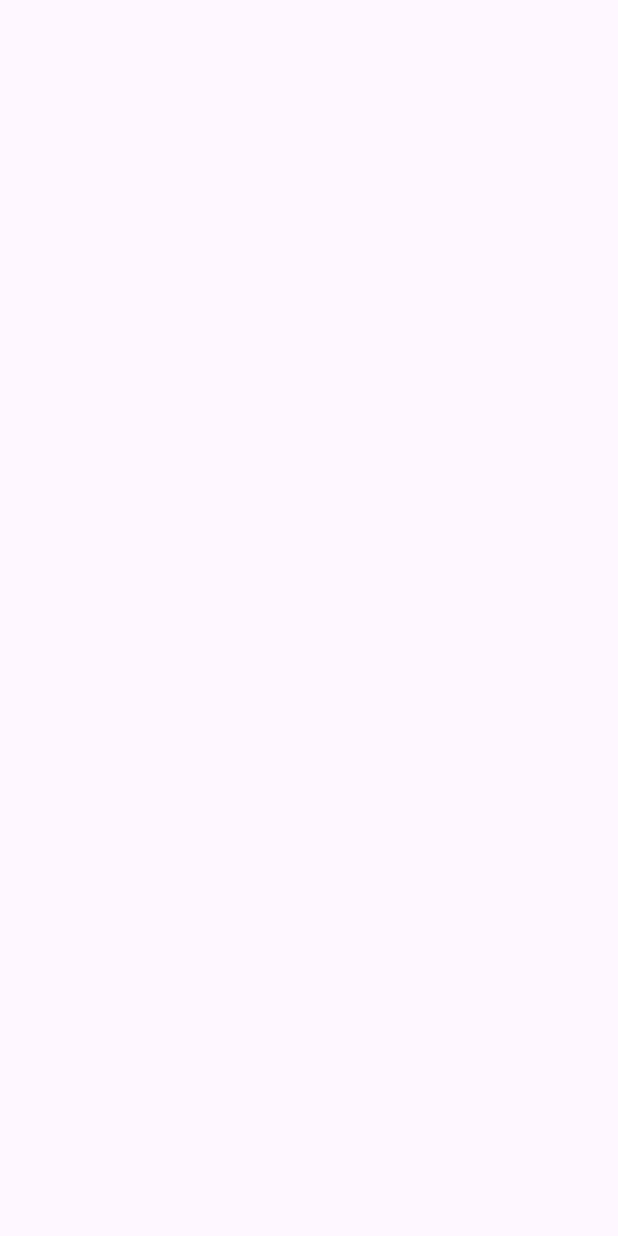
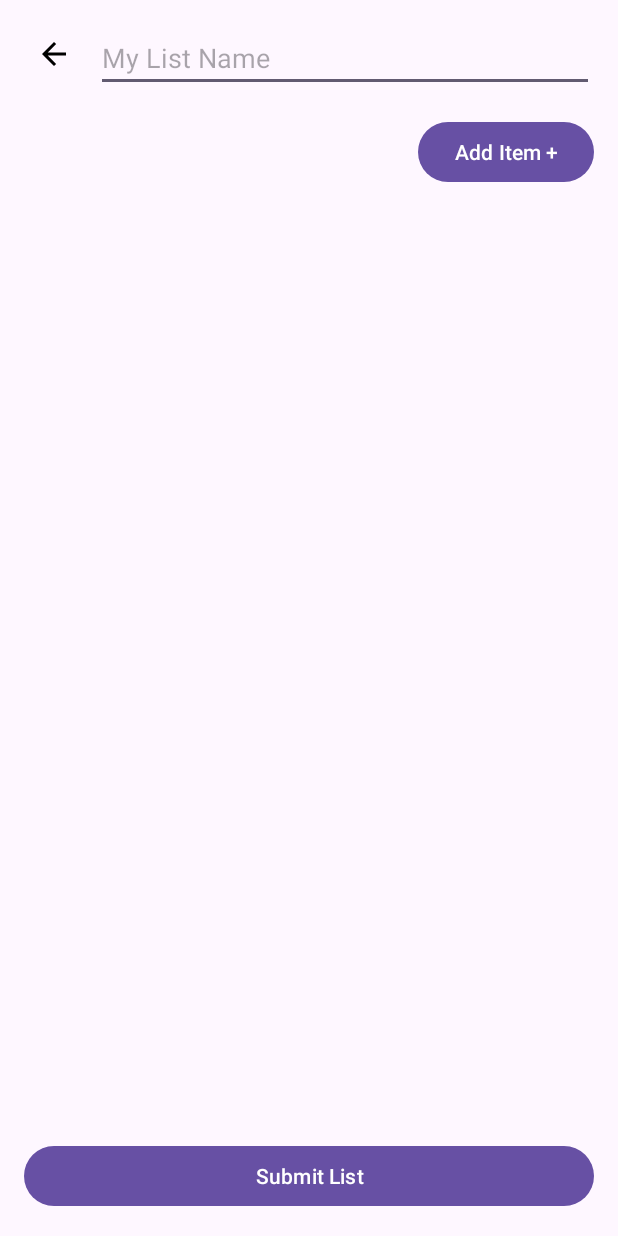
Before and after one commit to jordany78/COSC341_BuddyCart, an Android app: the CreateList screen opened directly, with no data from a screen before it, on a phone screen of 412 x 824 dp. Before the commit the screen is empty. Run offline under Robolectric (Android 15) with nearby library versions, the phone set to English and light mode, and no system bars.

Commit message:
made an Add List form

```diff
--- a/app/src/main/AndroidManifest.xml
+++ b/app/src/main/AndroidManifest.xml
@@ -24,6 +24,7 @@
                 <category android:name="android.intent.category.LAUNCHER" />
             </intent-filter>
         </activity>
+        <activity android:name=".AddItem" />
 
     </application>
 
--- a/app/src/main/java/com/example/cosc341_buddycart/CreateList.java
+++ b/app/src/main/java/com/example/cosc341_buddycart/CreateList.java
@@ -1,6 +1,73 @@
 package com.example.cosc341_buddycart;
 
+import android.content.Intent;
+import android.os.Bundle;
+import android.widget.EditText;
+import android.widget.Toast;
+
+import androidx.annotation.Nullable;
 import androidx.appcompat.app.AppCompatActivity;
+import androidx.recyclerview.widget.LinearLayoutManager;
+import androidx.recyclerview.widget.RecyclerView;
+
+import java.util.ArrayList;
+import java.util.List;
 
 public class CreateList extends AppCompatActivity {
+    private EditText editTextListName;
+    private RecyclerView recyclerViewItems;
+    private List<ShoppingItem> itemList = new ArrayList<>();
+    private ItemsAdapter adapter;
+
+    @Override
+    protected void onCreate(Bundle savedInstanceState) {
+        super.onCreate(savedInstanceState);
+        setContentView(R.layout.activity_create_list);
+
+        findViewById(R.id.btn_back_create_list).setOnClickListener(v -> {
+            finish();  // Close this activity and return to MainActivity
+        });
+
+        editTextListName = findViewById(R.id.editText_list_name);
+        recyclerViewItems = findViewById(R.id.recyclerView_items);
+
+        // Setup RecyclerView
+        adapter = new ItemsAdapter(itemList);
+        recyclerViewItems.setLayoutManager(new LinearLayoutManager(this));
+        recyclerViewItems.setAdapter(adapter);
+
+        // Add Item Button
+        findViewById(R.id.button_add_item).setOnClickListener(v -> {
+            Intent intent = new Intent(this, AddItem.class);
+            startActivityForResult(intent, 1);
+        });
+
+        // Submit List Button
+        findViewById(R.id.button_submit_list).setOnClickListener(v -> {
+            String listName = editTextListName.getText().toString();
+            if (listName.isEmpty()) {
+                Toast.makeText(this, "Please enter a list name", Toast.LENGTH_SHORT).show();
+                return;
+            }
+
+            // Save the list (implement your logic here)
+            saveShoppingList(listName, itemList);
+        });
+    }
+
+    @Override
+    protected void onActivityResult(int requestCode, int resultCode, @Nullable Intent data) {
+        super.onActivityResult(requestCode, resultCode, data);
+        if (requestCode == 1 && resultCode == RESULT_OK && data != null) {
+            ShoppingItem newItem = (ShoppingItem) data.getSerializableExtra("newItem");
+            itemList.add(newItem);
+            adapter.notifyDataSetChanged();
+        }
+    }
+
+    private void saveShoppingList(String name, List<ShoppingItem> items) {
+        // Implement your save logic here
+        Toast.makeText(this, "List saved: " + name, Toast.LENGTH_SHORT).show();
+        finish();
+    }
 }
--- /dev/null
+++ b/app/src/main/java/com/example/cosc341_buddycart/ItemsAdapter.java
@@ -0,0 +1,51 @@
+package com.example.cosc341_buddycart;
+
+import android.view.LayoutInflater;
+import android.view.View;
+import android.view.ViewGroup;
+import android.widget.TextView;
+
+import androidx.annotation.NonNull;
+import androidx.recyclerview.widget.RecyclerView;
+
+import java.util.List;
+
+public class ItemsAdapter extends RecyclerView.Adapter<ItemsAdapter.ItemViewHolder> {
+    private List<ShoppingItem> itemList;
+
+    public ItemsAdapter(List<ShoppingItem> itemList) {
+        this.itemList = itemList;
+    }
+
+    @NonNull
+    @Override
+    public ItemViewHolder onCreateViewHolder(@NonNull ViewGroup parent, int viewType) {
+        View view = LayoutInflater.from(parent.getContext())
+                .inflate(R.layout.item_list_row, parent, false);
+        return new ItemViewHolder(view);
+    }
+
+    @Override
+    public void onBindViewHolder(@NonNull ItemViewHolder holder, int position) {
+        ShoppingItem item = itemList.get(position);
+        holder.textViewItemName.setText(item.getName());
+        holder.textViewQuantity.setText("Qty: " + item.getQuantity());
+        holder.textViewNotes.setText(item.getNotes().isEmpty() ? "" : "Notes: " + item.getNotes());
+    }
+
+    @Override
+    public int getItemCount() {
+        return itemList.size();
+    }
+
+    static class ItemViewHolder extends RecyclerView.ViewHolder {
+        TextView textViewItemName, textViewQuantity, textViewNotes;
+
+        public ItemViewHolder(@NonNull View itemView) {
+            super(itemView);
+            textViewItemName = itemView.findViewById(R.id.textView_item_name);
+            textViewQuantity = itemView.findViewById(R.id.textView_quantity);
+            textViewNotes = itemView.findViewById(R.id.textView_notes);
+        }
+    }
+}
--- /dev/null
+++ b/app/src/main/res/drawable/ic_arrow_back.xml
@@ -0,0 +1,5 @@
+<vector xmlns:android="http://schemas.android.com/apk/res/android" android:autoMirrored="true" android:height="24dp" android:tint="#000000" android:viewportHeight="24" android:viewportWidth="24" android:width="24dp">
+
+    <path android:fillColor="@android:color/white" android:pathData="M20,11H7.83l5.59,-5.59L12,4l-8,8 8,8 1.41,-1.41L7.83,13H20v-2z"/>
+
+</vector>
--- a/app/src/main/res/layout/activity_create_list.xml
+++ b/app/src/main/res/layout/activity_create_list.xml
@@ -5,12 +5,25 @@
     android:layout_height="match_parent"
     android:padding="16dp">
 
+    <ImageButton
+        android:id="@+id/btn_back_create_list"
+        android:layout_width="wrap_content"
+        android:layout_height="wrap_content"
+        android:layout_alignParentTop="true"
+        android:layout_alignParentStart="true"
+        android:layout_margin="8dp"
+        android:background="?attr/selectableItemBackgroundBorderless"
+        android:src="@drawable/ic_arrow_back"
+        android:contentDescription="Back" />
+
     <!-- List Name Input -->
     <EditText
         android:id="@+id/editText_list_name"
         android:layout_width="match_parent"
         android:layout_height="wrap_content"
         android:layout_alignParentTop="true"
+        android:layout_toEndOf="@id/btn_back_create_list"
+        android:layout_marginStart="8dp"
         android:hint="My List Name"
         android:inputType="textCapWords"
         android:textSize="18sp" />
```
Also changed, not shown: app/src/main/java/com/example/cosc341_buddycart/AddItem.java (added, +43 -0 lines), app/src/main/java/com/example/cosc341_buddycart/ShoppingItem.java (added, +20 -0 lines), app/src/main/res/layout/activity_add_item.xml (added, +75 -0 lines), app/src/main/res/layout/item_list_row.xml (added, +38 -0 lines).
